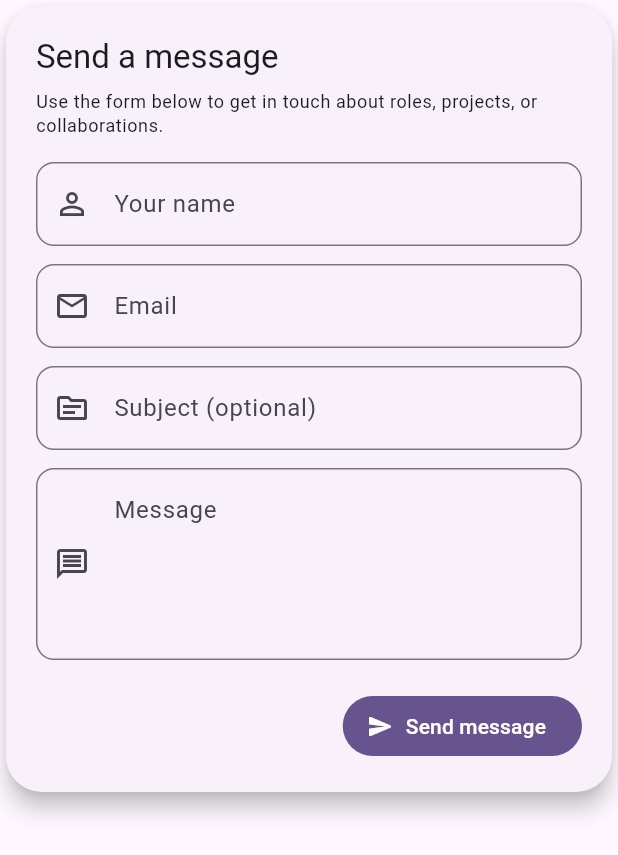
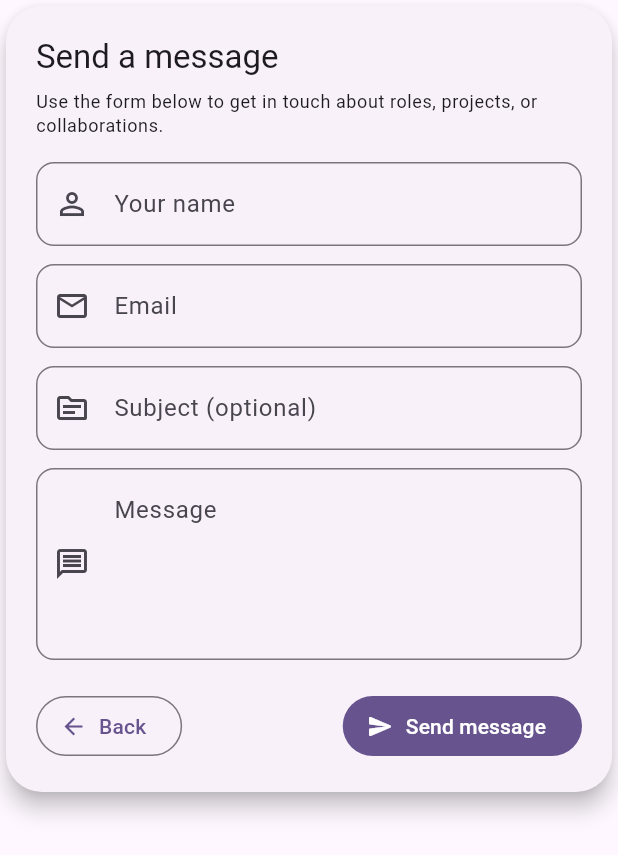
Before and after one commit to GAFAR007/myPFLO, a Flutter app: the ContactFormPage widget shown alone on an empty page, opened directly, on a phone screen of 412 x 824 dp. Shown: the top 855 px of the screen. Run offline on Flutter 3.47's test engine with Material 3 defaults, Android fonts, the phone set to English and light mode, and no system bars; our stand-ins replace file_picker, supabase_flutter, web; accounts and stored records are empty; statements that could not run were skipped.

Commit message:
feat: add back button and Supabase submit to contact form

```diff
--- a/gafars_portfolio/lib/features/contact/view/contact_form_page.dart
+++ b/gafars_portfolio/lib/features/contact/view/contact_form_page.dart
@@ -4,6 +4,7 @@
 // - Reusable form widget used on the public Contact page.
 // - Collects name, email, subject (optional), and message.
 // - Sends messages to Supabase via ContactRepository (contact_messages table).
+// - Shows a Back button (maybePop) and a Send button with a loading state.
 
 import 'package:flutter/material.dart';
 
@@ -189,9 +190,20 @@
               ),
               const SizedBox(height: 20),
 
-              Align(
-                alignment: Alignment.centerRight,
-                child: FilledButton.icon(
+              // Actions row: Back + Send message
+              Row(
+                mainAxisAlignment: MainAxisAlignment.spaceBetween,
+                children: [
+                  OutlinedButton.icon(
+                    onPressed: () {
+                      // Go back to the previous page if possible.
+                      // On web this will pop the last route if one exists.
+                      Navigator.of(context).maybePop();
+                    },
+                    icon: const Icon(Icons.arrow_back, size: 18),
+                    label: const Text('Back'),
+                  ),
+                  FilledButton.icon(
                     onPressed: _submitting ? null : _submit,
                     icon: _submitting
                         ? const SizedBox(
@@ -202,6 +214,7 @@
                         : const Icon(Icons.send_rounded),
                     label: Text(_submitting ? 'Sending…' : 'Send message'),
                   ),
+                ],
               ),
             ],
           ),
```
Lines whose indentation alone changed are shown as unchanged.
